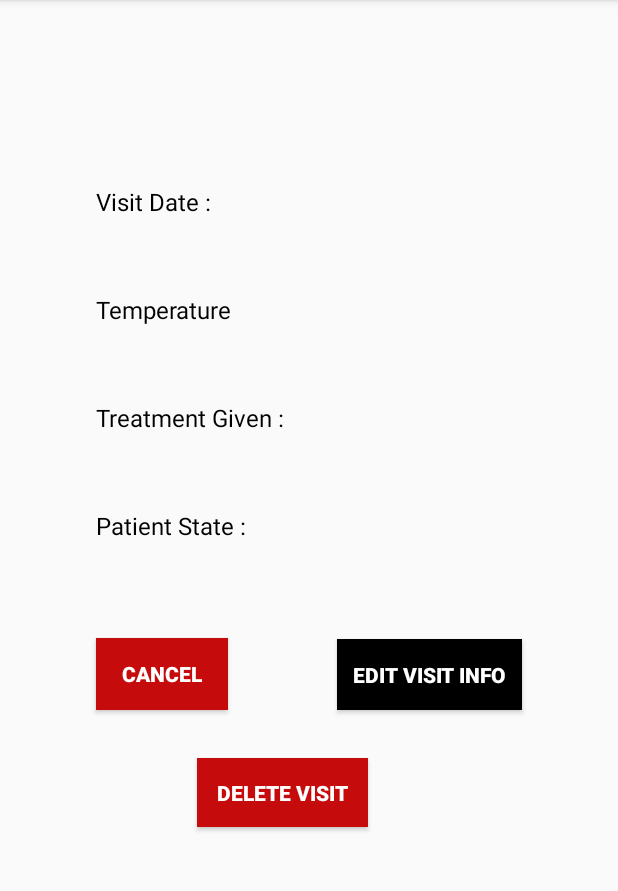
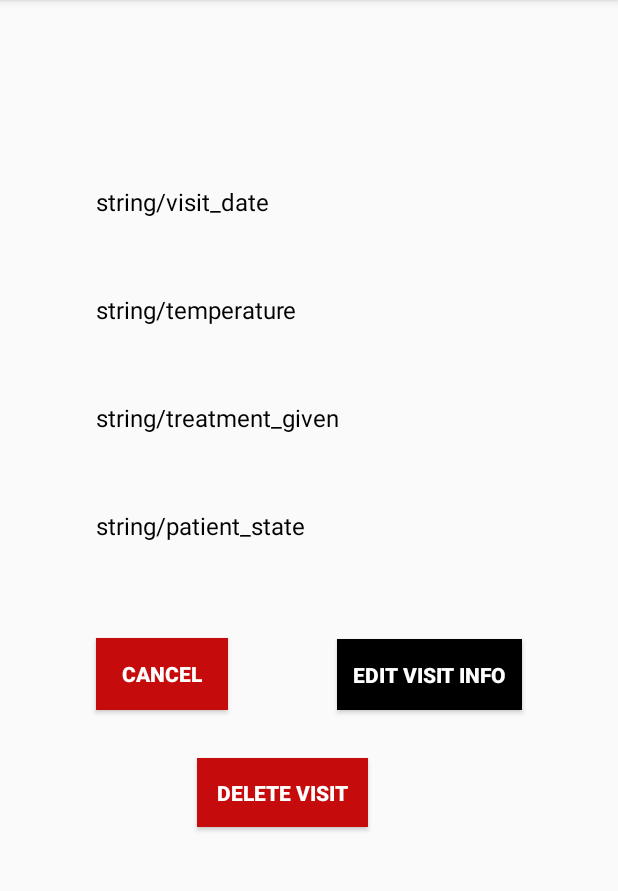
Before and after one commit to EvannDev/cryptoMobile-1, an Android app: the SpecificVisitActivity screen opened directly, with no data from a screen before it, on a phone screen of 412 x 824 dp, the part 84-975 px from its top. Run offline under Robolectric (Android 15) with nearby library versions, the phone set to English and light mode, and no system bars; our stand-ins replace Firebase (no records; nobody signed in at launch, a user with empty details on screens opened directly).

Commit message:
fix bug + crash patient

```diff
--- a/SecuGerbisNucleaires/app/src/main/java/fr/isen/gerbisnucleaires/secugerbisnucleaires/recyclerview/patient/Name.kt
+++ b/SecuGerbisNucleaires/app/src/main/java/fr/isen/gerbisnucleaires/secugerbisnucleaires/recyclerview/patient/Name.kt
@@ -4,4 +4,6 @@ data class Name(
     val name: String,
     val firstName: String,
     val title: String
-)
+){
+    constructor() : this("","","")
+}
--- a/SecuGerbisNucleaires/app/src/main/res/layout/activity_add_visit.xml
+++ b/SecuGerbisNucleaires/app/src/main/res/layout/activity_add_visit.xml
@@ -83,7 +83,8 @@
         app:layout_constraintBottom_toTopOf="@+id/addVisitPatientStateValue"
         app:layout_constraintEnd_toEndOf="@+id/addVisitTemperatureValue"
         app:layout_constraintStart_toEndOf="@+id/addVisitTreatmentName"
-        app:layout_constraintTop_toBottomOf="@+id/addVisitTemperatureValue" />
+        app:layout_constraintTop_toBottomOf="@+id/addVisitTemperatureValue"
+        android:autofillHints="no" />
 
     <TextView
         android:id="@+id/addVisitPatientStateName"
--- a/SecuGerbisNucleaires/app/src/main/res/layout/activity_specific_visit.xml
+++ b/SecuGerbisNucleaires/app/src/main/res/layout/activity_specific_visit.xml
@@ -26,7 +26,7 @@
         android:layout_height="wrap_content"
         android:layout_marginStart="64dp"
         android:layout_marginTop="64dp"
-        android:text="@string/visit_date"
+        android:text="string/visit_date"
         android:textColor="@color/colorBlack"
         android:textSize="16sp"
         app:layout_constraintStart_toStartOf="parent"
@@ -37,7 +37,7 @@
         android:layout_width="wrap_content"
         android:layout_height="wrap_content"
         android:layout_marginStart="8dp"
-        android:text="@string/date"
+        android:text="string/date"
         android:textSize="16sp"
         app:layout_constraintBottom_toBottomOf="@+id/specificVisitDateName"
         app:layout_constraintStart_toEndOf="@+id/specificVisitDateName"
@@ -48,7 +48,7 @@
         android:layout_width="wrap_content"
         android:layout_height="wrap_content"
         android:layout_marginTop="50dp"
-        android:text="@string/temperature"
+        android:text="string/temperature"
         android:textColor="@color/colorBlack"
         android:textSize="16sp"
         app:layout_constraintStart_toStartOf="@+id/specificVisitDateName"
@@ -68,7 +68,7 @@
         android:layout_width="wrap_content"
         android:layout_height="wrap_content"
         android:layout_marginTop="50dp"
-        android:text="@string/treatment_given"
+        android:text="string/treatment_given"
         android:textColor="@color/colorBlack"
         android:textSize="16sp"
         app:layout_constraintStart_toStartOf="@+id/specificVisitTemperatureName"
@@ -91,7 +91,7 @@
         android:layout_width="wrap_content"
         android:layout_height="wrap_content"
         android:layout_marginTop="50dp"
-        android:text="@string/patient_state"
+        android:text="string/patient_state"
         android:textColor="@color/colorBlack"
         android:textSize="16sp"
         app:layout_constraintStart_toStartOf="@+id/specificVisitTreatmentName"
```
Also changed, not shown: 1 other file.
